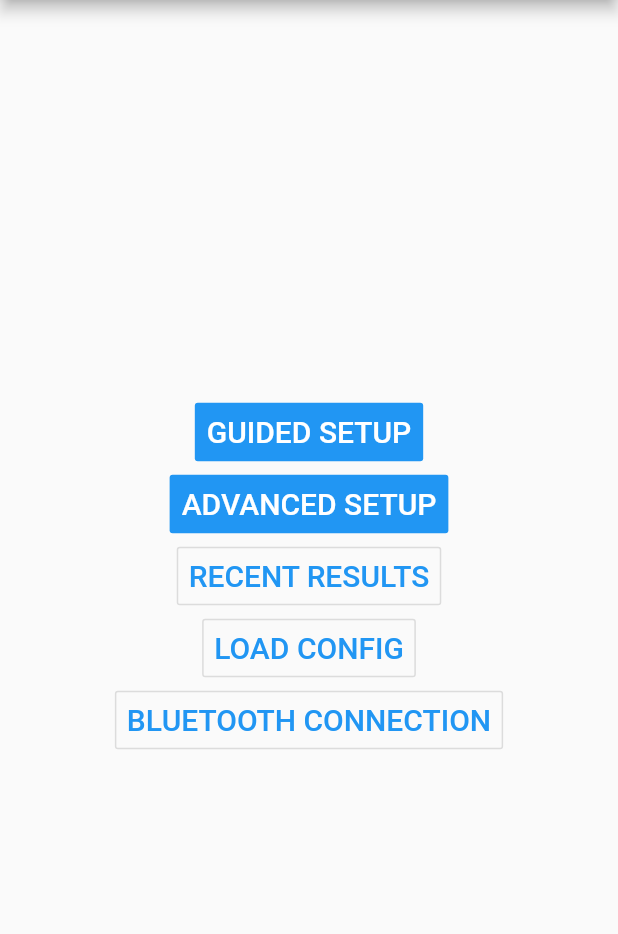
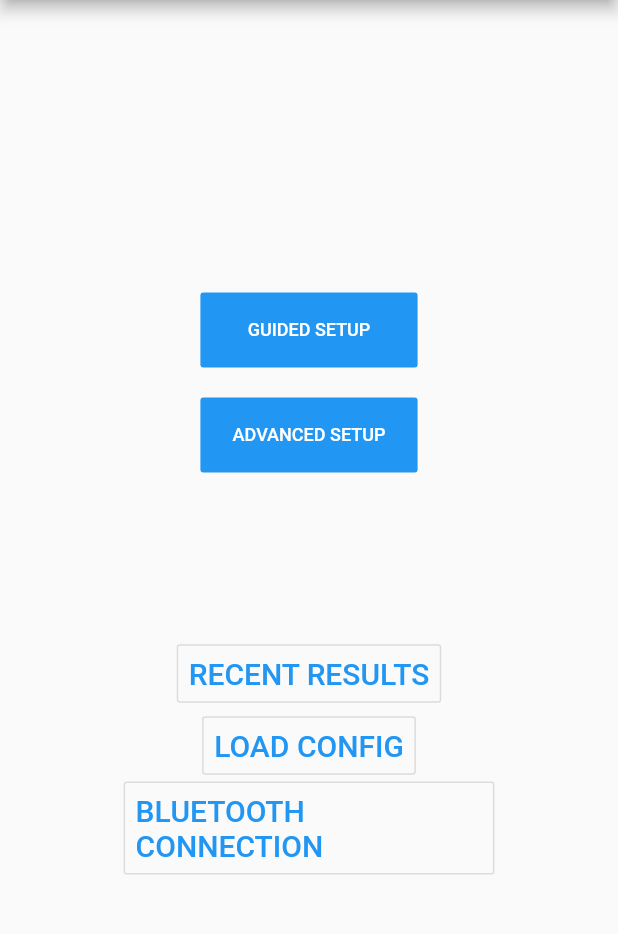
Before and after one commit to matthewverber/sweep_stat_app, a Flutter app: the screen it shows after launch, on a phone screen of 412 x 824 dp, the part 84-1018 px from its top. Run offline on Flutter 3.47's test engine with Material 2 defaults, Android fonts, the phone set to English and light mode, and no system bars.

Commit message:
Buttons set up for routing. Only linked to AdvancedSetup and LoadConfig.

```diff
--- a/lib/main.dart
+++ b/lib/main.dart
@@ -52,8 +52,49 @@ class MyHomePage extends StatefulWidget {
 }
 
 class _MyHomePageState extends State<MyHomePage> {
-  void _menuButtonPress(Widget route) {
+  Widget _buildPrimaryButton(String buttonText, Widget route) {
+    return Container(
+        margin: EdgeInsets.all(10),
+        child: SizedBox(
+            width: 200,
+            height: 50,
+            child: FlatButton(
+              color: Colors.blue,
+              textColor: Colors.white,
+              disabledColor: Colors.grey,
+              disabledTextColor: Colors.black,
+              padding: EdgeInsets.all(5.0),
+              splashColor: Colors.blueAccent,
+              onPressed: () {
+                Navigator.push(
+                    context, MaterialPageRoute(builder: (context) => route));
+              },
+              child: Text(
+                buttonText,
+                style: TextStyle(
+                    fontFamily: 'Roboto',
+                    fontSize: 12.0,
+                    fontWeight: FontWeight.w500),
+              ),
+            )));
+  }
+
+  Widget _buildSecondaryButton(String buttonText, Widget route) {
+    return OutlineButton(
+      color: Colors.grey,
+      textColor: Colors.blue,
+      disabledBorderColor: Colors.grey,
+      disabledTextColor: Colors.grey,
+      padding: EdgeInsets.all(8.0),
+      splashColor: Colors.blueAccent,
+      onPressed: () {
         Navigator.push(context, MaterialPageRoute(builder: (context) => route));
+      },
+      child: Text(
+        buttonText,
+        style: TextStyle(fontSize: 20.0),
+      ),
+    );
   }
 
   @override
@@ -64,7 +105,63 @@ class _MyHomePageState extends State<MyHomePage> {
           // the App.build method, and use it to set our appbar title.
           title: Text(widget.title),
         ),
-      body: Center(
+        body: Column(mainAxisAlignment: MainAxisAlignment.center, children: [
+          Row(
+            mainAxisAlignment: MainAxisAlignment.center,
+            children: [
+              Expanded(
+                flex: 3,
+                child: Column(),
+              ),
+              Expanded(
+                flex: 4,
+                child: Column(
+                  mainAxisAlignment: MainAxisAlignment.center,
+                  mainAxisSize: MainAxisSize.max,
+                  crossAxisAlignment: CrossAxisAlignment.center,
+                  children: [
+                    _buildPrimaryButton("GUIDED SETUP",
+                        null), // TODO: Needs to be updated with guided setup widget route
+                    _buildPrimaryButton("ADVANCED SETUP", AdvancedSetup()),
+                  ],
+                ),
+              ),
+              Expanded(flex: 3, child: Column()),
+            ],
+          ),
+          SizedBox(
+            height: 100,
+          ),
+          Row(
+            crossAxisAlignment: CrossAxisAlignment.end,
+            children: [
+              Expanded(
+                flex: 2,
+                child: Column(),
+              ),
+              Expanded(
+                flex: 6,
+                child: Column(
+                  mainAxisAlignment: MainAxisAlignment.center,
+                  mainAxisSize: MainAxisSize.max,
+                  crossAxisAlignment: CrossAxisAlignment.center,
+                  children: [
+                    _buildSecondaryButton("RECENT RESULTS",
+                        null), // TODO: Needs recent results widget route
+                    _buildSecondaryButton("LOAD CONFIG", LoadConfigWrapper()),
+                    _buildSecondaryButton("BLUETOOTH CONNECTION",
+                        null), // TODO: Needs bluetooth widget route],))
+                  ],
+                ),
+              ),
+              Expanded(
+                flex: 2,
+                child: Column(),
+              ),
+            ],
+          )
+        ])
+        /* Center(
         // Center is a layout widget. It takes a single child and positions it
         // in the middle of the parent.
         child: Column(
@@ -161,7 +258,7 @@ class _MyHomePageState extends State<MyHomePage> {
             ),
           ],
         ),
-      ),
+      ), */
         /*floatingActionButton: FloatingActionButton(
         onPressed: _incrementCounter,
         tooltip: 'Increment',
```
Lines whose indentation alone changed are shown as unchanged.
